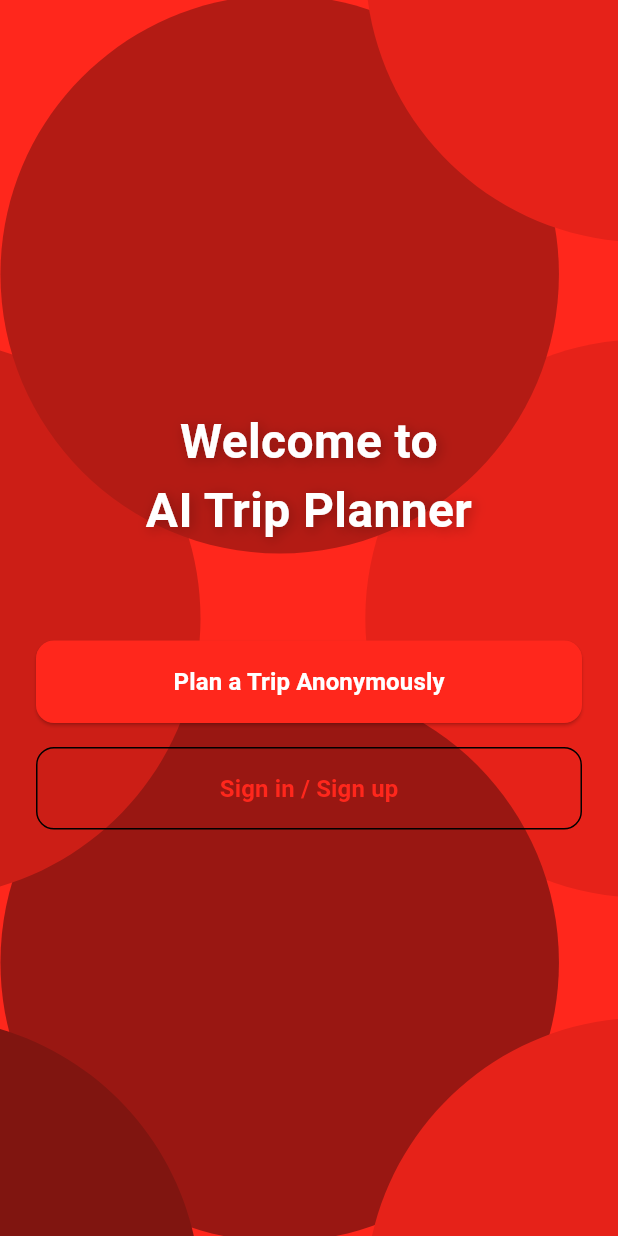
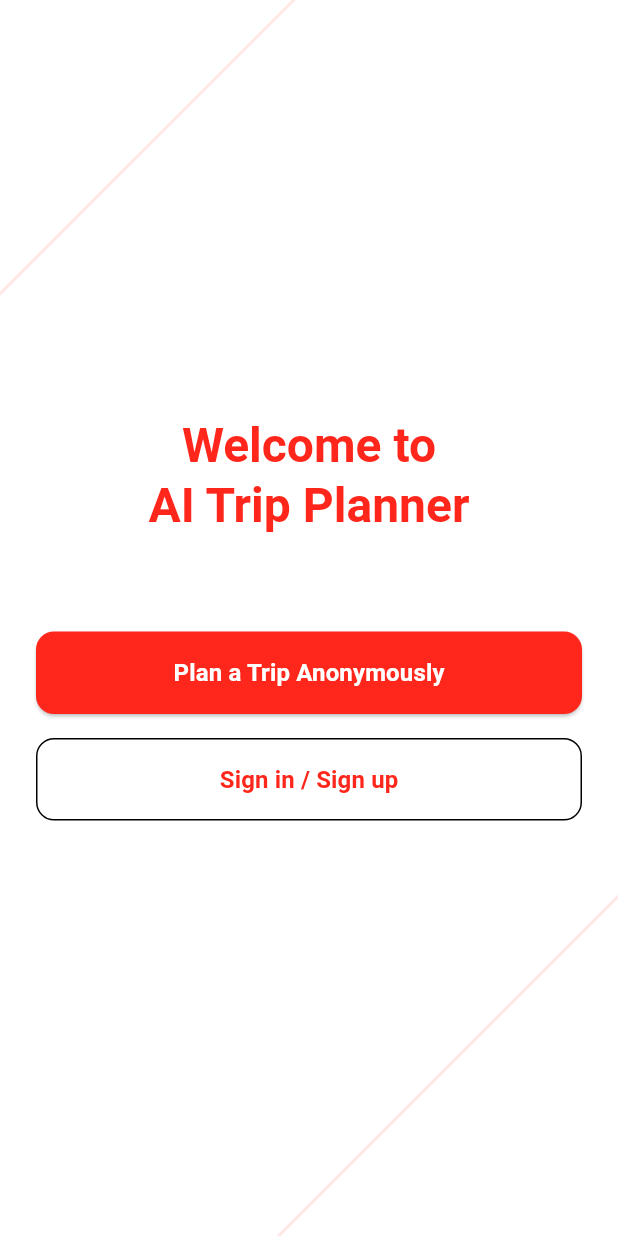
Before and after one commit to deniscar221/trip-planner-fe, a Flutter app: the screen it shows after launch, on a phone screen of 412 x 824 dp. Run offline on Flutter 3.47's test engine with Material 3 defaults, Android fonts, the phone set to English and light mode, and no system bars; our stand-ins replace confetti, copy_with_extension, dio, dotted_border, equatable, flutter_bloc and 6 more.

Commit message:
change_to_white

```diff
--- a/lib/features/trip/presentation/screens/landing_screen.dart
+++ b/lib/features/trip/presentation/screens/landing_screen.dart
@@ -15,11 +15,11 @@ class LandingScreen extends ConsumerWidget {
     return Scaffold(
       body: Stack(
         children: [
-          SvgPicture.asset(
-            'assets/images/background.svg',
-            fit: BoxFit.cover,
-            width: double.infinity,
-            height: double.infinity,
+          Positioned.fill(
+            child: SvgPicture.asset(
+              'assets/images/background_white.svg',
+              fit: BoxFit.cover,
+            ),
           ),
           Center(
             child: Padding(
@@ -28,21 +28,13 @@ class LandingScreen extends ConsumerWidget {
                 mainAxisAlignment: MainAxisAlignment.center,
                 crossAxisAlignment: CrossAxisAlignment.stretch,
                 children: [
-                  const Text(
+                  Text(
                     'Welcome to\nAI Trip Planner',
                     textAlign: TextAlign.center,
-                    style: TextStyle(
-                      fontSize: 32,
-                      fontWeight: FontWeight.bold,
-                      color: Colors.white,
-                      shadows: [
-                        Shadow(
-                          blurRadius: 10.0,
-                          color: Colors.black26,
-                          offset: Offset(2.0, 2.0),
+                    style: Theme.of(context).textTheme.headlineLarge?.copyWith(
+                          fontWeight: FontWeight.bold,
+                          color: Theme.of(context).colorScheme.primary,
                         ),
-                      ],
-                    ),
                   ),
                   const SizedBox(height: 64),
                   ElevatedButton(
```
